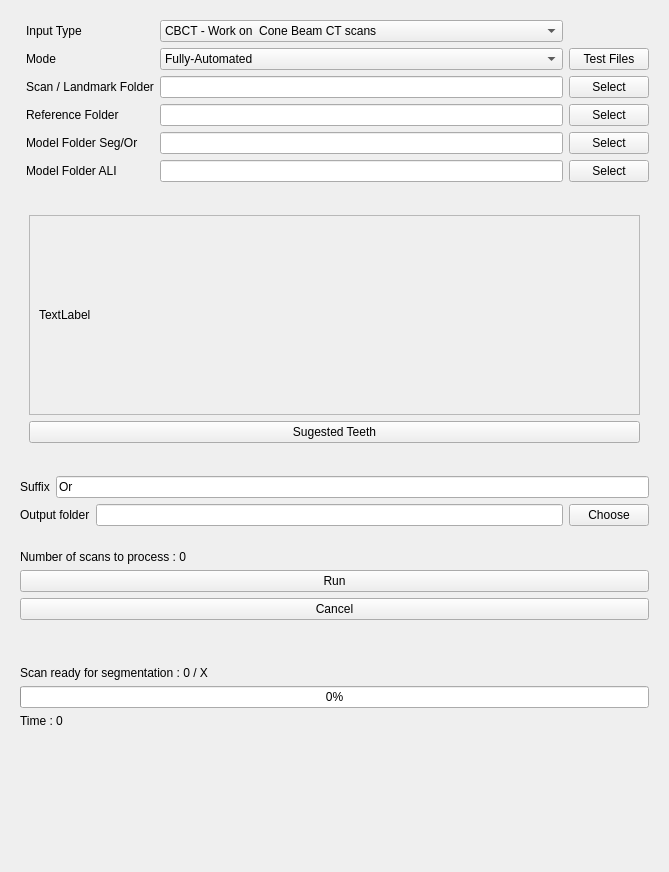
The window that ASO/Resources/UI/ASO.ui (lucanchling/ASO) describes before a commit, drawn with Qt 5.
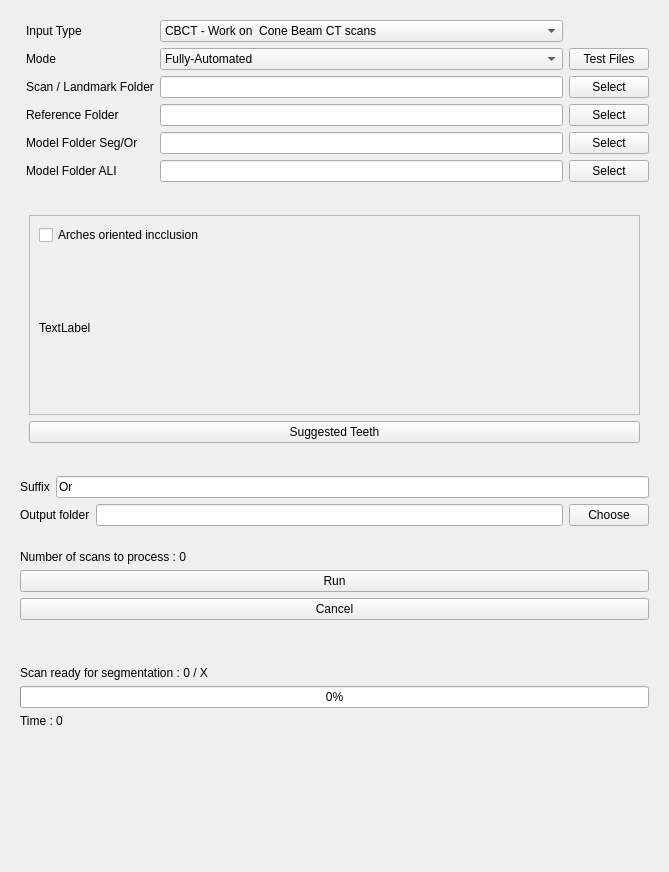
The same window after the commit. The open tabs and pages were chosen to show the change. Custom widgets are drawn as their Qt base class.

Commit message: ENH : ASO can be build ENH : extensions vtp, off, obj ,stl can be use (IOS) ENH : add checkbox for selecting to keep occlusion or not (IOS)

Patch:
```diff
--- a/ASO/Resources/UI/ASO.ui
+++ b/ASO/Resources/UI/ASO.ui
@@ -170,7 +170,7 @@
    <item>
     <widget class="ctkCollapsibleButton" name="advancedCollapsibleButton" native="true">
      <property name="text" stdset="0">
-      <string>Option</string>
+      <string>Landmark Reference</string>
      </property>
      <layout class="QVBoxLayout" name="verticalLayout_10">
       <item>
@@ -230,7 +230,7 @@
           </item>
          </layout>
         </widget>
-        <widget class="QWidget" name="PageSemiCBCT">
+        <widget class="QWidget" name="PageSemiIOS">
          <layout class="QHBoxLayout" name="horizontalLayout_5">
           <item>
            <layout class="QVBoxLayout" name="verticalLayout_1548">
@@ -301,11 +301,18 @@
                   <rect>
                    <x>0</x>
                    <y>0</y>
-                   <width>98</width>
+                   <width>627</width>
                    <height>198</height>
                   </rect>
                  </property>
                  <layout class="QVBoxLayout" name="verticalLayout_12">
+                  <item>
+                   <widget class="QCheckBox" name="checkBoxOcclusionAutoIOS">
+                    <property name="text">
+                     <string>Arches oriented incclusion</string>
+                    </property>
+                   </widget>
+                  </item>
                   <item>
                    <layout class="QGridLayout" name="LayoutAutoIOS_tooth">
                     <item row="0" column="0">
@@ -326,7 +333,7 @@
             <item>
              <widget class="QPushButton" name="ButtonSugestLmIOS">
               <property name="text">
-               <string>Sugested Teeth</string>
+               <string>Suggested Teeth</string>
               </property>
              </widget>
             </item>
```
Left out of the diff: 26 changed lines with no effect on the pictures. The commit also changes 35 other files.
